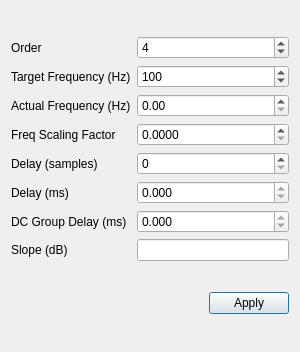
This is src/main/python/ui/mds.ui in 3ll3d00d/beqdesigner as Qt 5 draws it before an edit. The edited form follows.
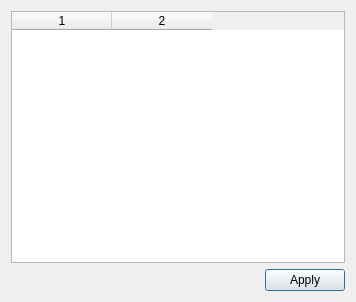
This is the edited form.

```diff
--- a/src/main/python/ui/mds.ui
+++ b/src/main/python/ui/mds.ui
@@ -6,8 +6,8 @@
    <rect>
     <x>0</x>
     <y>0</y>
-    <width>300</width>
-    <height>352</height>
+    <width>356</width>
+    <height>302</height>
    </rect>
   </property>
   <property name="windowTitle">
@@ -15,140 +15,14 @@
   </property>
   <layout class="QVBoxLayout" name="verticalLayout">
    <item>
-    <layout class="QGridLayout" name="gridLayout">
-     <item row="0" column="0">
-      <widget class="QLabel" name="orderLabel">
-       <property name="text">
-        <string>Order</string>
+    <layout class="QHBoxLayout" name="fieldLayout">
+     <item>
+      <widget class="QTableWidget" name="waysTable">
+       <property name="columnCount">
+        <number>2</number>
        </property>
-      </widget>
-     </item>
-     <item row="6" column="1">
-      <widget class="QDoubleSpinBox" name="dcGroupDelayMillis">
-       <property name="readOnly">
-        <bool>true</bool>
-       </property>
-       <property name="decimals">
-        <number>3</number>
-       </property>
-       <property name="singleStep">
-        <double>0.001000000000000</double>
-       </property>
-      </widget>
-     </item>
-     <item row="1" column="1">
-      <widget class="QSpinBox" name="frequency">
-       <property name="minimum">
-        <number>1</number>
-       </property>
-       <property name="maximum">
-        <number>24000</number>
-       </property>
-       <property name="value">
-        <number>100</number>
-       </property>
-      </widget>
-     </item>
-     <item row="6" column="0">
-      <widget class="QLabel" name="dcGroupDelayLabel">
-       <property name="text">
-        <string>DC Group Delay (ms)</string>
-       </property>
-      </widget>
-     </item>
-     <item row="5" column="1">
-      <widget class="QDoubleSpinBox" name="delayMillis">
-       <property name="readOnly">
-        <bool>true</bool>
-       </property>
-       <property name="decimals">
-        <number>3</number>
-       </property>
-       <property name="singleStep">
-        <double>0.001000000000000</double>
-       </property>
-      </widget>
-     </item>
-     <item row="2" column="1">
-      <widget class="QDoubleSpinBox" name="actualFrequency"/>
-     </item>
-     <item row="4" column="1">
-      <widget class="QSpinBox" name="delaySamples">
-       <property name="readOnly">
-        <bool>false</bool>
-       </property>
-      </widget>
-     </item>
-     <item row="1" column="0">
-      <widget class="QLabel" name="frequencyLabel">
-       <property name="text">
-        <string>Target Frequency (Hz)</string>
-       </property>
-      </widget>
-     </item>
-     <item row="5" column="0">
-      <widget class="QLabel" name="delayMillisLabel">
-       <property name="text">
-        <string>Delay (ms)</string>
-       </property>
-      </widget>
-     </item>
-     <item row="0" column="1">
-      <widget class="QSpinBox" name="order">
-       <property name="minimum">
-        <number>1</number>
-       </property>
-       <property name="maximum">
-        <number>8</number>
-       </property>
-       <property name="value">
-        <number>4</number>
-       </property>
-      </widget>
-     </item>
-     <item row="4" column="0">
-      <widget class="QLabel" name="delaySamplesLabel">
-       <property name="text">
-        <string>Delay (samples)</string>
-       </property>
-      </widget>
-     </item>
-     <item row="2" column="0">
-      <widget class="QLabel" name="actualFrequencyLabel">
-       <property name="text">
-        <string>Actual Frequency (Hz)</string>
-       </property>
-      </widget>
-     </item>
-     <item row="3" column="1">
-      <widget class="QDoubleSpinBox" name="freqScalingFactor">
-       <property name="decimals">
-        <number>4</number>
-       </property>
-       <property name="singleStep">
-        <double>0.000100000000000</double>
-       </property>
-      </widget>
-     </item>
-     <item row="3" column="0">
-      <widget class="QLabel" name="freqScalingFactorLabel">
-       <property name="text">
-        <string>Freq Scaling Factor</string>
-       </property>
-      </widget>
-     </item>
-     <item row="7" column="0">
-      <widget class="QLabel" name="slopeDbLabel">
-       <property name="text">
-        <string>Slope (dB)</string>
-       </property>
-      </widget>
-     </item>
-     <item row="7" column="1">
-      <widget class="QLineEdit" name="slopeDb">
-       <property name="readOnly">
-        <bool>true</bool>
-       </property>
+       <column/>
+       <column/>
       </widget>
      </item>
     </layout>
```
Left out of the diff: 39 changed lines with no effect on the pictures.
